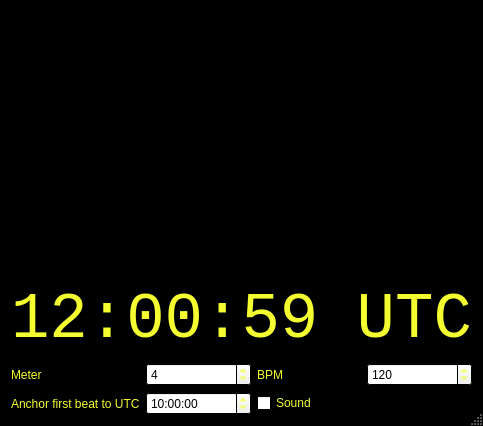
Old version of the form WorldSyncMetronome.ui in the repository alpo/world-sync-metronome.
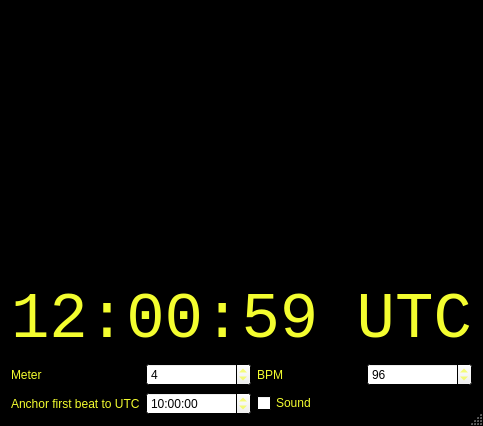
New version of the form. Custom widgets are drawn as their Qt base class.

What changed in the file:
```diff
--- a/WorldSyncMetronome.ui
+++ b/WorldSyncMetronome.ui
@@ -233,7 +233,7 @@
           <number>300</number>
          </property>
          <property name="value">
-          <number>120</number>
+          <number>96</number>
          </property>
         </widget>
        </item>
```
